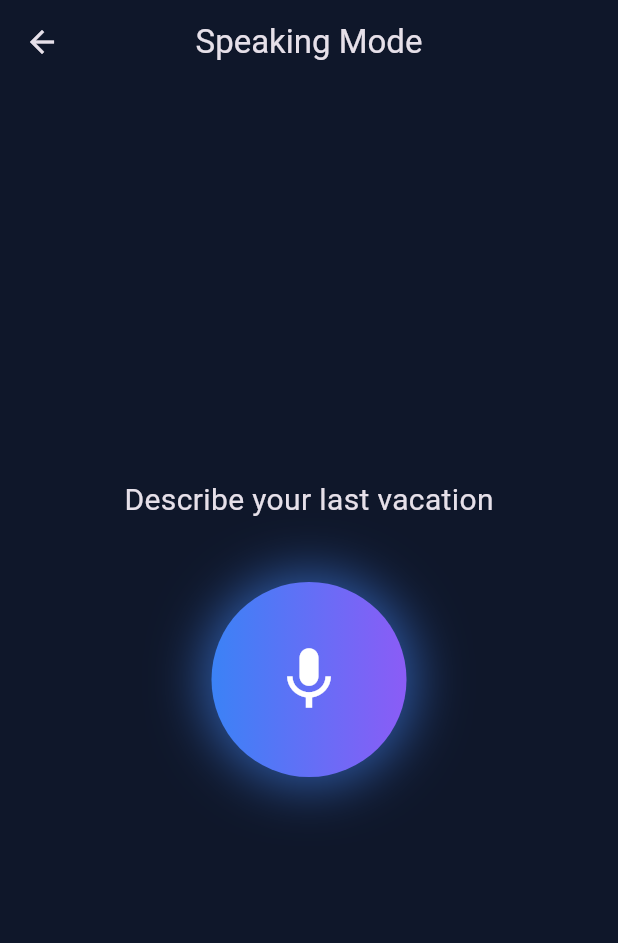
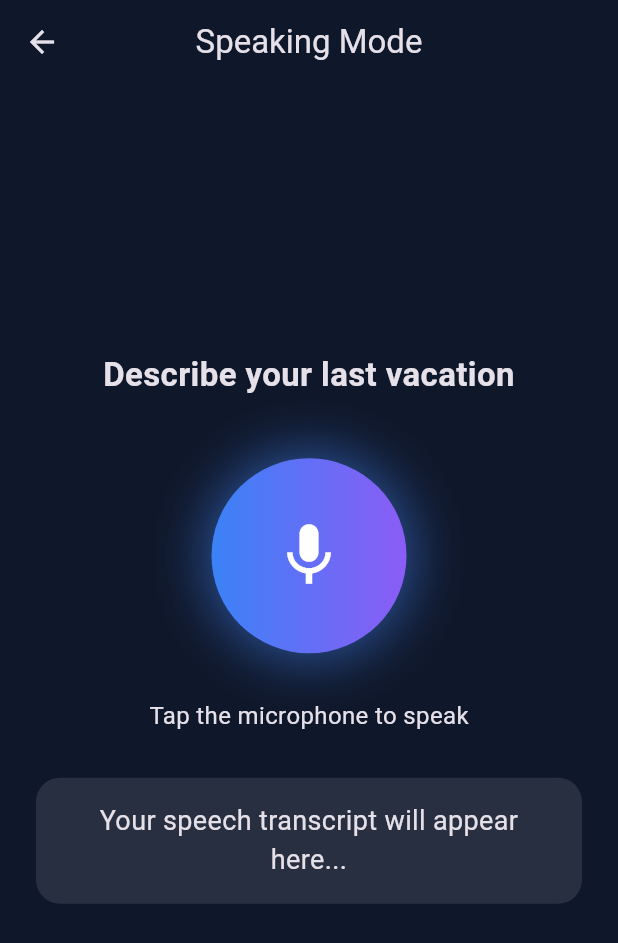
Before and after one commit to ohypka/linguist-ai, a Flutter app: the screen it shows after launch, after a tap on "Speaking Mode", on a phone screen of 412 x 824 dp. Shown: the top 943 px of the screen. Run offline on Flutter 3.47's test engine with Material 3 defaults, Android fonts, the light colour scheme and no system bars; our stand-ins replace speech_to_text; missing offline and left inert: record; network calls fail.

Commit message:
feat: integrate speech-to-text and connect grammar cards to backend

```diff
--- a/frontend/lib/screens/home/home_screen.dart
+++ b/frontend/lib/screens/home/home_screen.dart
@@ -1,7 +1,6 @@
 import 'package:flutter/material.dart';
 import '../../widgets/glass_card.dart';
 import '../games/tinder_screen.dart';
-import '../chat/chat_screen.dart';
 import '../speaking/speaking_screen.dart';
 
 class HomeScreen extends StatelessWidget {
@@ -59,9 +58,6 @@ class HomeScreen extends StatelessWidget {
                 const TinderScreen()),
             const SizedBox(height: 16),
             buildCard(
-                context, "Chat with AI", Icons.chat_bubble, const ChatScreen()),
-            const SizedBox(height: 16),
-            buildCard(
                 context, "Speaking Mode", Icons.mic, const SpeakingScreen()),
           ],
         ),
--- a/frontend/lib/screens/speaking/speaking_screen.dart
+++ b/frontend/lib/screens/speaking/speaking_screen.dart
@@ -1,6 +1,5 @@
 import 'package:flutter/material.dart';
-import '../../services/audio_service.dart';
-import '../../services/api_service.dart';
+import '../../services/speech_service.dart';
 
 class SpeakingScreen extends StatefulWidget {
   const SpeakingScreen({super.key});
@@ -10,40 +9,51 @@ class SpeakingScreen extends StatefulWidget {
 }
 
 class _SpeakingScreenState extends State<SpeakingScreen> {
-  final audio = AudioService();
+  final SpeechService speechService = SpeechService();
+
   bool recording = false;
+  String transcript = "";
   String result = "";
-  String? path;
 
-  void toggle() async {
+  @override
+  void initState() {
+    super.initState();
+    initSpeech();
+  }
+
+  Future<void> initSpeech() async {
+    await speechService.init();
+  }
+
+  Future<void> toggle() async {
     try {
       if (!recording) {
-        // start recording
-        path = await audio.start();
-      } else {
-        final filePath = await audio.stop();
-
-        // emulator fallback (no audio file created)
-        if (filePath == null || filePath.isEmpty) {
+        // start speech recognition
+        await speechService.startListening((text) {
           setState(() {
-            result = "⚠️ Microphone not available on emulator";
+            transcript = text;
           });
-          return;
-        }
-
-        // send recorded file to backend
-        final res = await ApiService.analyzeAudio(filePath);
+        });
 
         setState(() {
-          result = res["feedback"] ?? "No feedback"; // safe fallback
+          recording = true;
+          result = "";
+        });
+      } else {
+        // stop speech recognition
+        await speechService.stopListening();
+
+        setState(() {
+          recording = false;
+          result = transcript.isNotEmpty
+              ? "Speech recognized successfully"
+              : "No speech detected";
         });
       }
-
-      setState(() => recording = !recording);
     } catch (e) {
-      // handles recording/API errors
       setState(() {
-        result = "⚠️ Recording error (emulator limitation)";
+        recording = false;
+        result = "Speech recognition error";
       });
     }
   }
@@ -51,40 +61,102 @@ class _SpeakingScreenState extends State<SpeakingScreen> {
   @override
   Widget build(BuildContext context) {
     return Scaffold(
-      appBar: AppBar(title: const Text("Speaking Mode")),
-      body: Center(
+      appBar: AppBar(
+        title: const Text("Speaking Mode"),
+      ),
+      body: Padding(
+        padding: const EdgeInsets.all(24),
+        child: Center(
           child: Column(
             mainAxisAlignment: MainAxisAlignment.center,
             children: [
               const Text(
                 "Describe your last vacation",
-              style: TextStyle(fontSize: 20),
+                style: TextStyle(
+                  fontSize: 22,
+                  fontWeight: FontWeight.bold,
                 ),
+                textAlign: TextAlign.center,
+              ),
+
               const SizedBox(height: 40),
+
               GestureDetector(
-              onTap: toggle, // start/stop recording
-              child: Container(
+                onTap: toggle,
+                child: AnimatedContainer(
+                  duration: const Duration(milliseconds: 200),
                   width: 130,
                   height: 130,
                   decoration: BoxDecoration(
                     shape: BoxShape.circle,
-                  gradient: const LinearGradient(
-                    colors: [Color(0xFF3B82F6), Color(0xFF8B5CF6)],
+                    gradient: LinearGradient(
+                      colors: recording
+                          ? [
+                        Colors.redAccent,
+                        Colors.deepOrange,
+                      ]
+                          : [
+                        const Color(0xFF3B82F6),
+                        const Color(0xFF8B5CF6),
+                      ],
                     ),
                     boxShadow: [
                       BoxShadow(
-                      color: Colors.blueAccent.withOpacity(0.6),
+                        color: recording
+                            ? Colors.redAccent.withOpacity(0.5)
+                            : Colors.blueAccent.withOpacity(0.5),
                         blurRadius: 30,
                         spreadRadius: 5,
-                    )
+                      ),
                     ],
                   ),
-                child: const Icon(Icons.mic, size: 50),
+                  child: Icon(
+                    recording ? Icons.stop : Icons.mic,
+                    size: 50,
+                    color: Colors.white,
                   ),
                 ),
+              ),
+
+              const SizedBox(height: 30),
+
+              Text(
+                recording
+                    ? "Listening..."
+                    : "Tap the microphone to speak",
+                style: const TextStyle(fontSize: 16),
+              ),
+
+              const SizedBox(height: 30),
+
+              Container(
+                width: double.infinity,
+                padding: const EdgeInsets.all(16),
+                decoration: BoxDecoration(
+                  color: Colors.white10,
+                  borderRadius: BorderRadius.circular(16),
+                ),
+                child: Text(
+                  transcript.isEmpty
+                      ? "Your speech transcript will appear here..."
+                      : transcript,
+                  style: const TextStyle(fontSize: 18),
+                  textAlign: TextAlign.center,
+                ),
+              ),
+
               const SizedBox(height: 20),
-            Text(result), // displays API feedback or error
+
+              Text(
+                result,
+                style: const TextStyle(
+                  fontSize: 16,
+                  color: Colors.greenAccent,
+                ),
+                textAlign: TextAlign.center,
+              ),
             ],
+          ),
         ),
       ),
     );
--- /dev/null
+++ b/frontend/lib/services/speech_service.dart
@@ -0,0 +1,28 @@
+import 'package:speech_to_text/speech_to_text.dart';
+
+class SpeechService {
+  final SpeechToText _speech = SpeechToText();
+
+  bool isListening = false;
+  String recognizedText = '';
+
+  Future<bool> init() async {
+    return await _speech.initialize();
+  }
+
+  Future<void> startListening(Function(String) onResult) async {
+    isListening = true;
+
+    await _speech.listen(
+      onResult: (result) {
+        recognizedText = result.recognizedWords;
+        onResult(recognizedText);
+      },
+    );
+  }
+
+  Future<void> stopListening() async {
+    isListening = false;
+    await _speech.stop();
+  }
+}
--- a/frontend/pubspec.yaml
+++ b/frontend/pubspec.yaml
@@ -33,6 +33,7 @@ dependencies:
   http: ^1.2.0
   record: ^6.0.0
   path_provider: ^2.1.2
+  speech_to_text: ^7.0.0
 
   # The following adds the Cupertino Icons font to your application.
   # Use with the CupertinoIcons class for iOS style icons.
```
Also changed, not shown: frontend/lib/screens/games/tinder_screen.dart (+142 -77 lines), frontend/lib/services/api_service.dart (+45 -16 lines), frontend/pubspec.lock. Lines whose indentation alone changed are shown as unchanged.
